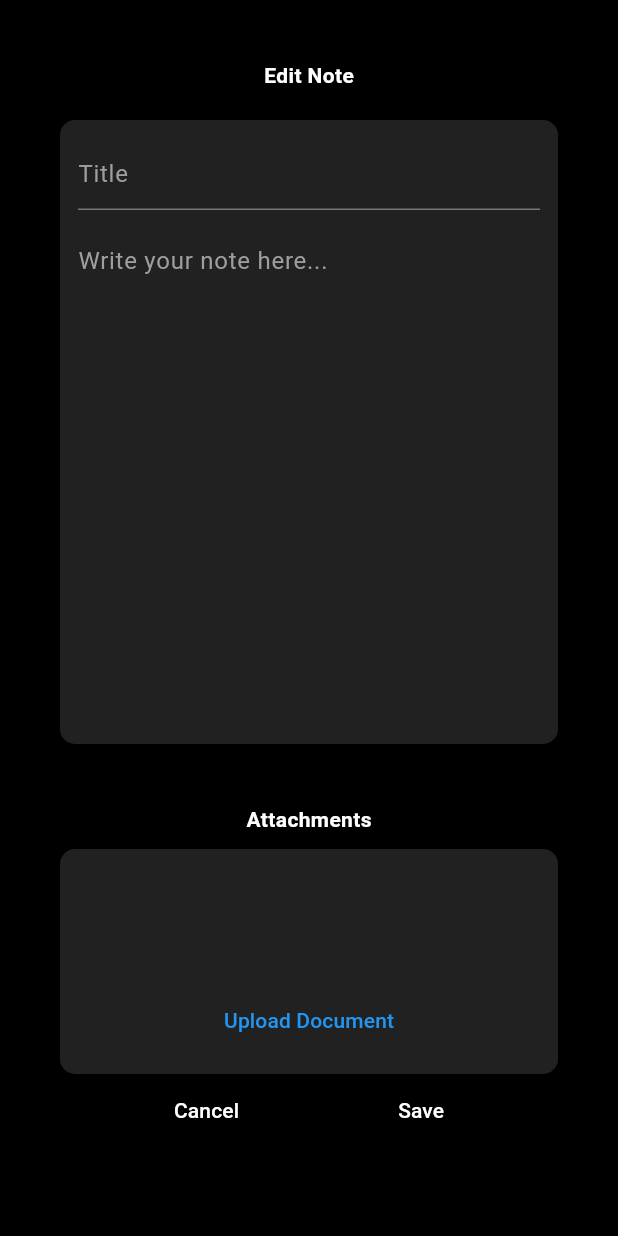
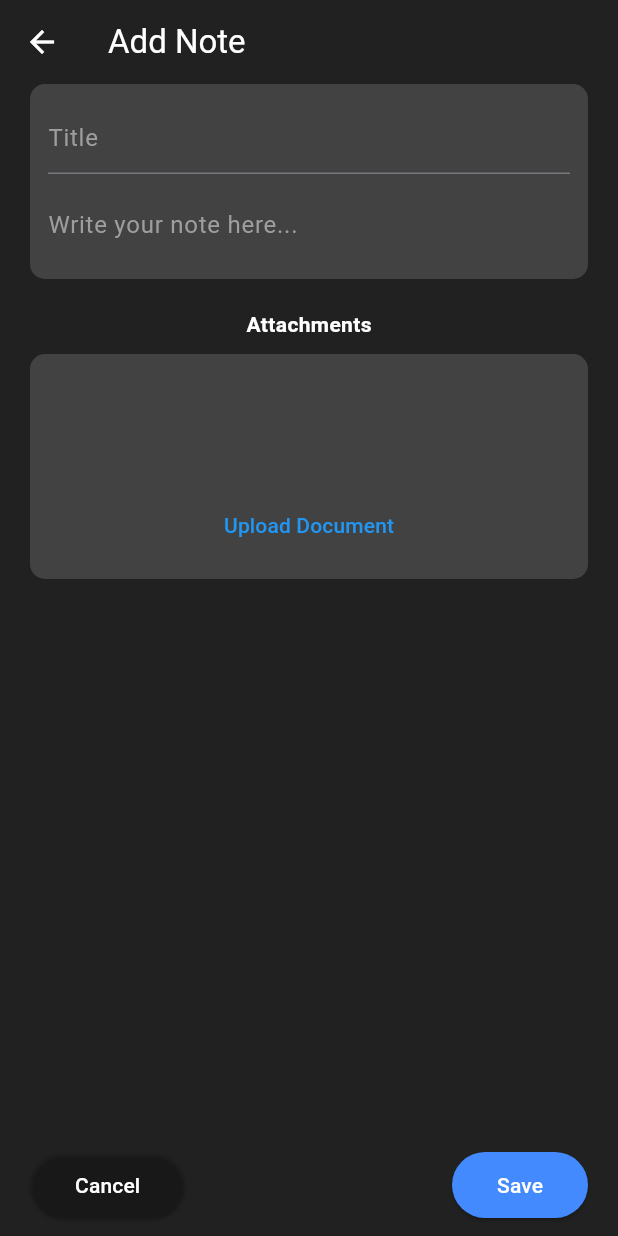
Before and after one commit to dilinamewan/pulsemedicalapplication, a Flutter app: the NoteScreen screen opened directly with empty values, on a phone screen of 412 x 824 dp. Run offline on Flutter 3.47's test engine with Material 3 defaults, Android fonts, the phone set to English and light mode, and no system bars; our stand-ins replace awesome_notifications, cloud_firestore, dio, file_picker, firebase_auth, firebase_core and 14 more; missing offline and left inert: flutter_ai_toolkit, workmanager; accounts and stored records are empty.

Commit message:
improved ui and dark theme

```diff
--- a/lib/UI/NoteScreen.dart
+++ b/lib/UI/NoteScreen.dart
@@ -1,8 +1,5 @@
 import 'package:flutter/material.dart';
 import 'package:pulse/ui/components/documentscreen.dart';
-import 'package:pulse/ui/components/documentscreen.dart' show DocumentScreen;
-
-
 
 class NoteScreen extends StatefulWidget {
   final String? title;
@@ -12,20 +9,19 @@ class NoteScreen extends StatefulWidget {
   final Function(String, String, List<String>?) onSave; // Callback function
 
   NoteScreen({
-    Key? key,
+    super.key,
     this.title,
     this.content,
     this.docs,
     required this.scheduleId,
     required this.onSave, // Receive the function
-  }) : super(key: key);
+  });
 
   @override
   _NoteScreenState createState() => _NoteScreenState();
 }
 
 class _NoteScreenState extends State<NoteScreen> {
-
   TextEditingController _titleController = TextEditingController();
   TextEditingController _contentController = TextEditingController();
 
@@ -34,14 +30,16 @@ class _NoteScreenState extends State<NoteScreen> {
     super.initState();
     if (widget.scheduleId.isNotEmpty) {
       _fetchNotes();
-    }else
+    } else {
       setValues();
     }
-  void setValues(){
+  }
+
+  void setValues() {
     _titleController.text = widget.title ?? "";
     _contentController.text = widget.content ?? "";
+  }
 
-  }
   void _fetchNotes() async {
     _titleController.text = widget.title ?? "";
     _contentController.text = widget.content ?? "";
@@ -51,45 +49,42 @@ class _NoteScreenState extends State<NoteScreen> {
   void dispose() {
     _titleController.dispose();
     _contentController.dispose();
-
     super.dispose();
   }
-
-
 
   @override
   Widget build(BuildContext context) {
     return Scaffold(
-      backgroundColor: Colors.black,
+      appBar: AppBar(
+        backgroundColor: Colors.grey[900],
+        iconTheme: const IconThemeData(color: Colors.white),
+        title: Text(
+          widget.scheduleId.isEmpty ? "Add Note" : "Edit Note",
+          style: const TextStyle(color: Colors.white),
+        ),
+      ),
+      backgroundColor: Colors.grey[900],
       body: Padding(
-        padding: const EdgeInsets.all(40.0),
+        padding: const EdgeInsets.symmetric(horizontal: 20.0),
         child: Column(
           children: [
-            Align(
-              alignment: Alignment.center,
-              child: Text(
-                "Edit Note",
-                style: TextStyle(
-                  color: Colors.white,
-                  fontSize: 14,
-                  fontWeight: FontWeight.bold,
-                ),
-              ),
-            ),
-            SizedBox(height: 20),
             Expanded(
-              child: Container(
-                padding: EdgeInsets.all(12),
+              child: SingleChildScrollView(
+                child: Column(
+                  crossAxisAlignment: CrossAxisAlignment.stretch,
+                  children: [
+                    Container(
+                      padding: const EdgeInsets.all(12),
                       decoration: BoxDecoration(
-                  color: Colors.grey[900],
+                        color: Colors.grey[800],
                         borderRadius: BorderRadius.circular(10),
                       ),
                       child: Column(
                         children: [
                           TextField(
                             controller: _titleController,
-                      style: TextStyle(color: Colors.white),
-                      decoration: InputDecoration(
+                            style: const TextStyle(color: Colors.white),
+                            decoration: const InputDecoration(
                               hintText: "Title",
                               hintStyle: TextStyle(color: Colors.grey),
                               border: UnderlineInputBorder(
@@ -97,27 +92,24 @@ class _NoteScreenState extends State<NoteScreen> {
                               ),
                             ),
                           ),
-                    SizedBox(height: 10),
-                    Expanded(
-                      child: TextField(
+                          const SizedBox(height: 10),
+                          TextField(
                             controller: _contentController,
-                        style: TextStyle(color: Colors.white),
+                            style: const TextStyle(color: Colors.white),
                             maxLines: null,
-                        decoration: InputDecoration(
+                            decoration: const InputDecoration(
                               border: InputBorder.none,
                               hintText: "Write your note here...",
                               hintStyle: TextStyle(color: Colors.grey),
                             ),
                           ),
-                    ),
                         ],
                       ),
                     ),
-            ),
-            SizedBox(height: 40),
+                    const SizedBox(height: 20),
                     Align(
                       alignment: Alignment.center,
-              child: Text(
+                      child: const Text(
                         "Attachments",
                         style: TextStyle(
                           color: Colors.white,
@@ -126,11 +118,11 @@ class _NoteScreenState extends State<NoteScreen> {
                         ),
                       ),
                     ),
-            SizedBox(height: 10),
+                    const SizedBox(height: 10),
                     SizedBox(
                       height: 150,
                       child: DocumentScreen(
-                docs: widget.docs ?? [], // Ensure it's not null
+                        docs: widget.docs ?? [],
                         scheduleId: widget.scheduleId,
                         onDocsUpdated: (updatedDocs) {
                           if (mounted) {
@@ -139,47 +131,45 @@ class _NoteScreenState extends State<NoteScreen> {
                             });
                           }
                         },
-              )
-
                       ),
-            //const Spacer(), // Pushes buttons to the bottom
-            Row(
-              mainAxisAlignment: MainAxisAlignment.spaceEvenly,
+                    ),
+                    const SizedBox(height: 20),
+                  ],
+                ),
+              ),
+            ),
+          ],
+        ),
+      ),
+      bottomNavigationBar: Container(
+        color: Colors.grey[900],
+        padding: const EdgeInsets.symmetric(vertical: 10, horizontal: 20),
+        child: Row(
+          mainAxisAlignment: MainAxisAlignment.spaceBetween,
           children: [
             ElevatedButton(
-                  onPressed: () {
-                    Navigator.pop(context); // Closes the screen
-                  },
+              onPressed: () => Navigator.pop(context),
               style: ElevatedButton.styleFrom(
-                    backgroundColor: Colors.transparent, // Cancel button color
+                backgroundColor: Colors.transparent,
                 padding: const EdgeInsets.symmetric(horizontal: 30, vertical: 12),
               ),
               child: const Text("Cancel", style: TextStyle(color: Colors.white)),
             ),
             ElevatedButton(
               onPressed: () {
-                    // Call onSave with updated docs list
                 widget.onSave(
                   _titleController.text,
                   _contentController.text,
-                      List.from(widget.docs ?? []), // Ensure list is not null
+                  List.from(widget.docs ?? []),
                 );
-
                 Navigator.pop(context);
               },
               style: ElevatedButton.styleFrom(
-                    backgroundColor: Colors.transparent,
+                backgroundColor: Colors.blueAccent,
                 padding: const EdgeInsets.symmetric(horizontal: 30, vertical: 12),
               ),
               child: const Text("Save", style: TextStyle(color: Colors.white)),
             ),
-
-
-              ],
-            ),
-
-            SizedBox(height: 20),
-
           ],
         ),
       ),
--- a/lib/ui/components/DocumentScreen.dart
+++ b/lib/ui/components/DocumentScreen.dart
@@ -131,7 +131,7 @@ class _DocumentScreenState extends State<DocumentScreen> {
     return Container(
       padding: EdgeInsets.all(12),
       decoration: BoxDecoration(
-        color: Colors.grey[900],
+        color: Colors.grey[800],
         borderRadius: BorderRadius.circular(10),
       ),
       child: Column(
--- a/lib/ui/components/ScheduleCalenderScreen.dart
+++ b/lib/ui/components/ScheduleCalenderScreen.dart
@@ -69,7 +69,7 @@ class _ScheduleCalenderScreenState extends State<ScheduleCalenderScreen> {
               return Container(
                 margin: const EdgeInsets.only(bottom: 12),
                  decoration: BoxDecoration(
-                  color: Colors.grey[900], // Dark gray background for list items
+                  color: Colors.white10, // Dark gray background for list items
                   borderRadius: BorderRadius.circular(12),
                 ),
                 child: InkWell(
@@ -113,7 +113,7 @@ class _ScheduleCalenderScreenState extends State<ScheduleCalenderScreen> {
                                     style: TextStyle(color: Colors.white),
                                   ),
                                   IconButton(
-                                    icon: Icon(Icons.delete, color: Colors.red),
+                                    icon: Icon(Icons.delete_outline, color: Colors.red),
                                     alignment: Alignment.centerRight,
                                     onPressed: () {
                                       // Delete the Schedule
```
Also changed, not shown: lib/UI/ScheduleFormScreen.dart (+53 -36 lines). Lines whose indentation alone changed are shown as unchanged.
